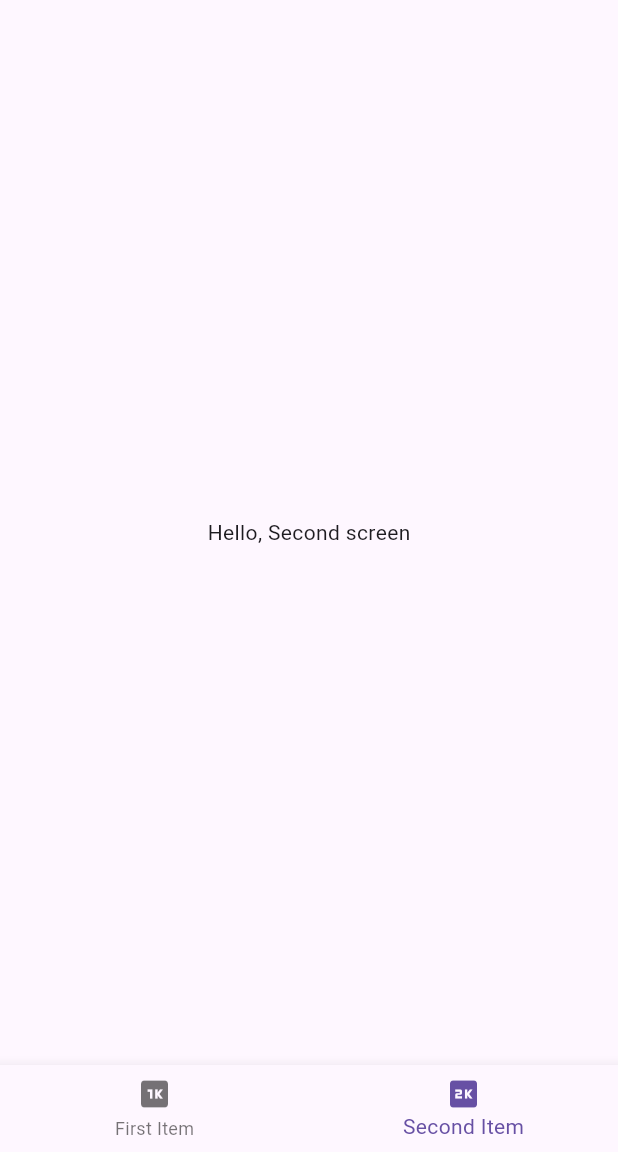
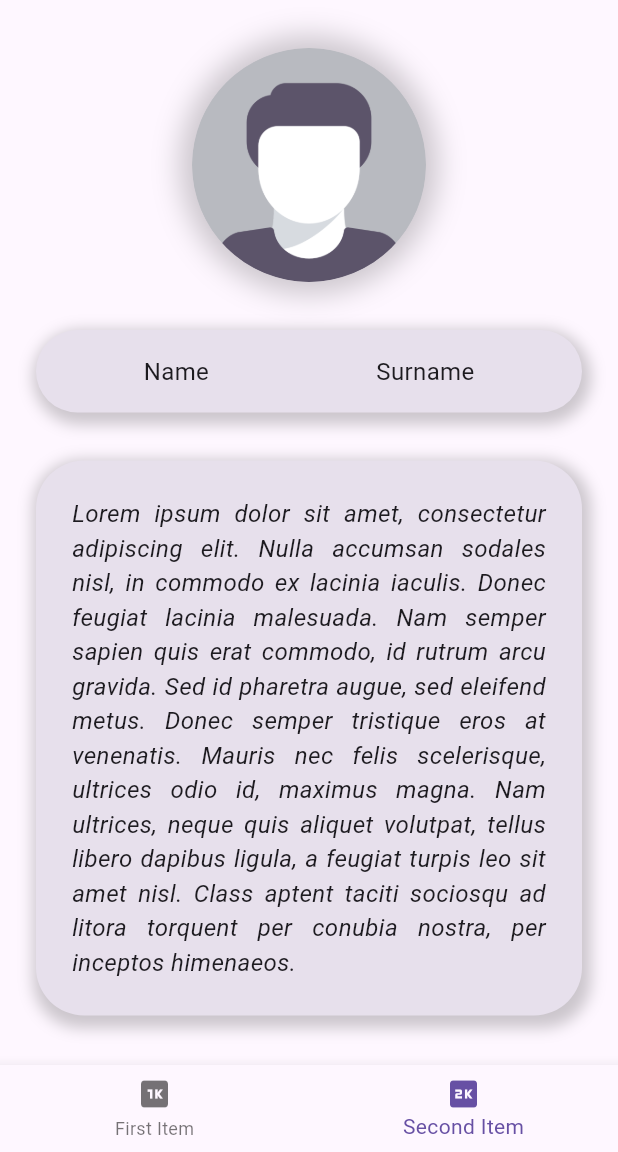
Before and after one commit to bziembanski/thesis-projects, a Flutter app: the screen it shows after launch, item 2 of the bottom bar chosen, on a phone screen of 412 x 824 dp, the part 84-1236 px from its top. Run offline on Flutter 3.47's test engine with Material 2 defaults, Android fonts, the phone set to English and light mode, and no system bars; our stand-ins replace dio; network calls fail.

Commit message:
second screen

```diff
--- a/FlutterExample/lib/main_screen.dart
+++ b/FlutterExample/lib/main_screen.dart
@@ -11,8 +11,8 @@ class MainScreen extends StatefulWidget {
 
 class _MainScreenState extends State<MainScreen> {
   static const List<Widget> _screens = [
-    FirstScreen(),
-    SecondScreen(),
+    FirstScreen(key: Key("first")),
+    SecondScreen(key: Key("second")),
   ];
 
   final _pageController = PageController(initialPage: 0, keepPage: true);
--- a/FlutterExample/lib/screens/first_screen/first_screen.dart
+++ b/FlutterExample/lib/screens/first_screen/first_screen.dart
@@ -9,7 +9,12 @@ class FirstScreen extends StatefulWidget {
   State<FirstScreen> createState() => _FirstScreenState();
 }
 
-class _FirstScreenState extends State<FirstScreen> {
+class _FirstScreenState extends State<FirstScreen>
+    with AutomaticKeepAliveClientMixin {
+
+  @override
+  bool get wantKeepAlive => true;
+
   @override
   void initState() {
     super.initState();
@@ -30,6 +35,7 @@ class _FirstScreenState extends State<FirstScreen> {
 
   @override
   Widget build(BuildContext context) {
+    super.build(context);
     if (_people == null) {
       return const Center(
         child: CircularProgressIndicator(),
--- a/FlutterExample/lib/screens/second_screen.dart
+++ b/FlutterExample/lib/screens/second_screen.dart
@@ -3,10 +3,129 @@ import 'package:flutter/material.dart';
 class SecondScreen extends StatelessWidget {
   const SecondScreen({Key? key}) : super(key: key);
 
+  static const _desc =
+      "Lorem ipsum dolor sit amet, consectetur adipiscing elit. Nulla accumsan sodales nisl, in commodo ex lacinia iaculis. Donec feugiat lacinia malesuada. Nam semper sapien quis erat commodo, id rutrum arcu gravida. Sed id pharetra augue, sed eleifend metus. Donec semper tristique eros at venenatis. Mauris nec felis scelerisque, ultrices odio id, maximus magna. Nam ultrices, neque quis aliquet volutpat, tellus libero dapibus ligula, a feugiat turpis leo sit amet nisl. Class aptent taciti sociosqu ad litora torquent per conubia nostra, per inceptos himenaeos. ";
+
+  static const textStyle = TextStyle(fontSize: 16);
+  static const textStyleItalics = TextStyle(
+    fontSize: 16,
+    fontStyle: FontStyle.italic,
+  );
+
+  Widget _buildAvatar(BuildContext context) {
+    return Container(
+      clipBehavior: Clip.antiAlias,
+      margin: const EdgeInsets.symmetric(horizontal: 128, vertical: 32),
+      decoration: BoxDecoration(
+        borderRadius: BorderRadius.circular(128),
+        boxShadow: [
+          BoxShadow(
+            color: Theme.of(context).shadowColor.withOpacity(0.2),
+            spreadRadius: 8,
+            blurRadius: 16,
+          ),
+        ],
+      ),
+      child: AspectRatio(
+        aspectRatio: 1,
+        child: Image.asset("assets/images/avatar.png"),
+      ),
+    );
+  }
+
+  Widget _buildDecoratedBox(
+    BuildContext context,
+    Widget child, {
+    double? padding,
+  }) {
+    return Container(
+      decoration: BoxDecoration(
+        borderRadius: BorderRadius.circular(32),
+        color: Theme.of(context).colorScheme.surfaceVariant,
+        boxShadow: [
+          BoxShadow(
+            color: Theme.of(context).shadowColor.withOpacity(0.2),
+            spreadRadius: 4,
+            blurRadius: 8,
+            offset: const Offset(2, 4),
+          ),
+        ],
+      ),
+      margin: const EdgeInsets.symmetric(horizontal: 24),
+      padding: EdgeInsets.all(padding ?? 16),
+      child: child,
+    );
+  }
+
+  Widget _buildName(BuildContext context) {
+    return _buildDecoratedBox(
+      context,
+      const Row(
+        mainAxisSize: MainAxisSize.max,
+        mainAxisAlignment: MainAxisAlignment.spaceAround,
+        children: [
+          Text("Name", style: textStyle),
+          Text("Surname", style: textStyle),
+        ],
+      ),
+    );
+  }
+
+  Widget _buildDesc(BuildContext context) {
+    return _buildDecoratedBox(
+      context,
+      const Text(
+        _desc,
+        style: textStyleItalics,
+        textAlign: TextAlign.justify,
+      ),
+      padding: 24,
+    );
+  }
+
+  Widget _buildSocialIcons(BuildContext context) {
+    Widget buildSocialIcon(
+      IconData icon, {
+      Color? color,
+      double? size,
+    }) {
+      return Container(
+        margin: const EdgeInsets.only(left: 16, right: 16, bottom: 8),
+        child: Icon(
+          icon,
+          size: size ?? 48,
+          color: color ?? Theme.of(context).colorScheme.primary,
+        ),
+      );
+    }
+
+    return Container(
+      margin: const EdgeInsets.symmetric(horizontal: 24),
+      padding: const EdgeInsets.all(16),
+      child: Wrap(
+        alignment: WrapAlignment.spaceAround,
+        children: [
+          buildSocialIcon(Icons.facebook_rounded),
+          buildSocialIcon(Icons.account_circle_rounded),
+          buildSocialIcon(Icons.calendar_month_sharp),
+          buildSocialIcon(Icons.camera_rounded),
+        ],
+      ),
+    );
+  }
+
   @override
   Widget build(BuildContext context) {
-    return const Center(
-      child: Text("Hello, Second screen"),
+    return ListView(
+      children: [
+        _buildAvatar(context),
+        _buildName(context),
+        const SizedBox(height: 32),
+        _buildDesc(context),
+        const SizedBox(height: 32),
+        _buildSocialIcons(context),
+        const SizedBox(height: 32),
+      ],
     );
   }
 }
--- a/FlutterExample/pubspec.yaml
+++ b/FlutterExample/pubspec.yaml
@@ -16,3 +16,5 @@ dev_dependencies:
 
 flutter:
   uses-material-design: true
+  assets:
+    - assets/images/
```
Also changed, not shown: FlutterExample/assets/images/avatar.png (added).
